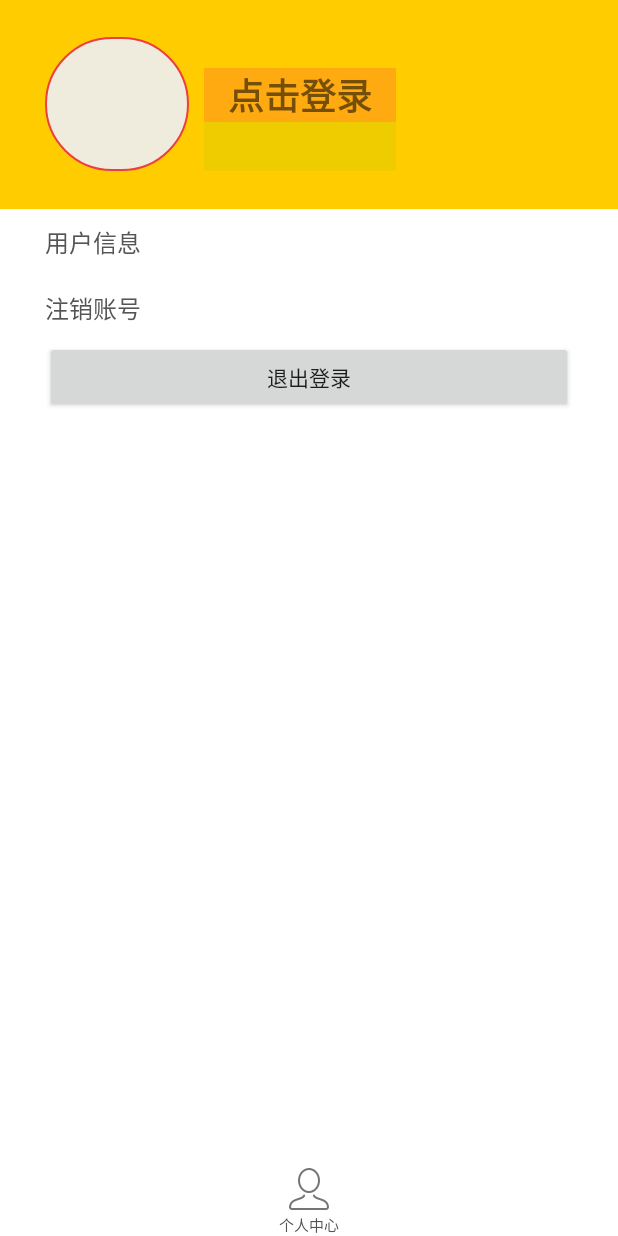
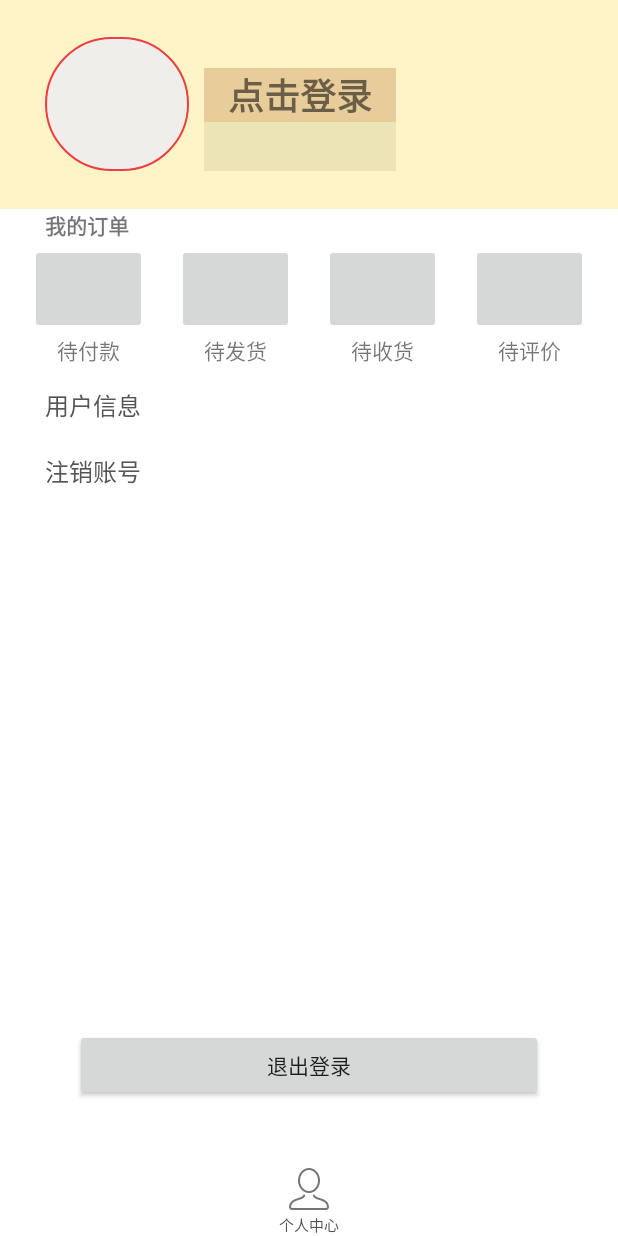
Before and after one commit to ZJtoast/DDTEST, an Android app: the screen it shows after launch (MainActivity), on a phone screen of 412 x 824 dp. Run offline under Robolectric (Android 15) with nearby library versions, the phone set to English and light mode, and no system bars; pictures from the network do not load.

Commit message:
DDTEST------0.3 用户界面添加了全部订单栏

```diff
--- a/app/src/main/java/pers/ervinse/ddmall/MedicineInfoActivity.java
+++ b/app/src/main/java/pers/ervinse/ddmall/MedicineInfoActivity.java
@@ -10,6 +10,7 @@ import android.util.Log;
 import android.view.View;
 import android.widget.Button;
 import android.widget.ImageView;
+import android.widget.ListView;
 import android.widget.ScrollView;
 import android.widget.SimpleAdapter;
 import android.widget.TextView;
@@ -26,6 +27,7 @@ import java.util.Map;
 import java.util.Objects;
 
 import pers.ervinse.ddmall.domain.Medicine;
+import pers.ervinse.ddmall.domain.UserResponse;
 import pers.ervinse.ddmall.utils.OkhttpUtils;
 import pers.ervinse.ddmall.utils.PropertiesUtils;
 
@@ -37,17 +39,30 @@ public class MedicineInfoActivity extends Activity {
     private static final String TAG = MedicineInfoActivity.class.getSimpleName();
     private Medicine medicine;
     private Context mContext;
-
+    private String url = PropertiesUtils.getUrl(mContext);
     //返回按钮,商品图片
     private ImageView medicine_info_back_btn, medicine_image;
     private TextView medicine_name_tv, medicine_price_tv, medicine_description_tv, medicine_location_tv;
     //添加到购物车按钮
     private Button medicine_info_add_cart_btn;
 
+    @Override
+    protected void onRestart() {
+        super.onRestart();
+        setAdapter();
+    }
 
     public List<? extends Map<String, ?>> getlist() {
         ArrayList<HashMap<String, Object>> comments = new ArrayList<>();
-
+        //   String responseJson = null;
+        //  try {
+        //      responseJson = OkhttpUtils.doGet(url + "/暂定");
+        //  } catch (IOException e) {
+        //      Log.i(TAG, "请求药品评论错误");
+        //  }
+        // Log.i(TAG, "登录请求响应json:" + responseJson);
+        //  UserResponse<Boolean> response = gson.fromJson(responseJson, UserResponse.class);
+        //  Log.i(TAG, "登录请求响应解析数据:" + responseJson);
         return comments;
     }
 
@@ -56,7 +71,8 @@ public class MedicineInfoActivity extends Activity {
                 mContext, getlist(), R.layout.item_comment,
                 new String[]{"userName", "Comment"},
                 new int[]{R.id.comment_userName_tv, R.id.comment_tv});
-        ScrollView sv = findViewById(R.id.comment_sv);
+        ListView sv = findViewById(R.id.comment_lv);
+        sv.setAdapter(comment);
     }
 
     /**
--- a/app/src/main/res/layout/activity_medicine_info.xml
+++ b/app/src/main/res/layout/activity_medicine_info.xml
@@ -57,7 +57,9 @@
         android:id="@+id/linearLayout"
         android:layout_width="match_parent"
         android:layout_height="wrap_content"
+        android:layout_marginLeft="10dp"
         android:layout_marginTop="30dp"
+        android:layout_marginRight="10dp"
         android:background="#EFEDED"
         android:orientation="vertical">
 
@@ -109,9 +111,9 @@
         android:id="@+id/medicine_description_tv"
         android:layout_width="match_parent"
         android:layout_height="142dp"
-        android:layout_marginLeft="25dp"
+        android:layout_marginLeft="15dp"
         android:layout_marginTop="30dp"
-        android:layout_marginRight="25dp"
+        android:layout_marginRight="15dp"
         android:background="#E8E8E8"
         android:maxLines="5"
         android:text="这是药品的描述（包括成分、功效、用法、适用人群、使用禁忌）" />
@@ -120,8 +122,9 @@
         android:layout_width="match_parent"
         android:layout_height="wrap_content"
         android:layout_marginLeft="25dp"
-        android:layout_marginTop="30dp"
-        android:layout_marginRight="25dp">
+        android:layout_marginTop="10dp"
+        android:layout_marginRight="25dp"
+        android:layout_marginBottom="10dp">
 
         <ImageView
             android:layout_width="34dp"
@@ -134,6 +137,7 @@
             android:layout_height="wrap_content"
             android:layout_marginLeft="15dp"
             android:layout_marginTop="8dp"
+            android:layout_marginBottom="8dp"
             android:maxLines="2"
             android:text="这里是商家地址：（省、市、县）" />
     </LinearLayout>
@@ -143,6 +147,8 @@
     <LinearLayout
         android:layout_width="match_parent"
         android:layout_height="250dp"
+        android:layout_marginLeft="10dp"
+        android:layout_marginRight="10dp"
         android:background="#EFEFEF"
         android:orientation="vertical">
 
@@ -155,8 +161,8 @@
             android:textSize="24sp"
             android:textStyle="bold" />
 
-        <ScrollView
-            android:id="@+id/comment_sv"
+        <ListView
+            android:id="@+id/comment_lv"
             android:layout_width="match_parent"
             android:layout_height="200dp"
             android:layout_marginTop="5dp"
--- a/app/src/main/res/layout/fragment_user.xml
+++ b/app/src/main/res/layout/fragment_user.xml
@@ -9,13 +9,13 @@
         android:id="@+id/user_bar"
         android:layout_width="match_parent"
         android:layout_height="139dp"
-        android:background="#ffcc00"
+        android:background="#FFF4C8"
         android:orientation="horizontal">
 
         <LinearLayout
             android:layout_width="30dp"
             android:layout_height="match_parent"
-            android:background="#ffcc00"
+            android:background="#fff4c8"
             android:orientation="horizontal" />
 
         <ImageView
@@ -25,7 +25,7 @@
             android:src="@drawable/delete_cart_item_shape" />
 
         <LinearLayout
-            android:layout_width="match_parent"
+            android:layout_width="231dp"
             android:layout_height="194dp"
             android:orientation="vertical">
 
@@ -36,7 +36,7 @@
                 android:layout_marginLeft="10dp"
                 android:layout_marginTop="45dp"
                 android:layout_marginBottom="0dp"
-                android:background="#ffaa11"
+                android:background="#E8CD9B"
                 android:gravity="center"
                 android:orientation="vertical"
                 android:text="点击登录"
@@ -47,9 +47,9 @@
                 android:id="@+id/user_id_tv"
                 android:layout_width="128dp"
                 android:layout_height="wrap_content"
+                android:layout_marginLeft="10dp"
                 android:layout_marginTop="0dp"
-                android:layout_marginLeft="10dp"
-                android:background="#eecc00"
+                android:background="#ECE4B7"
                 android:gravity="center"
                 android:orientation="vertical"
                 android:text=""
@@ -58,6 +58,90 @@
         </LinearLayout>
 
     </LinearLayout>
+
+    <TextView
+        android:layout_width="match_parent"
+        android:layout_height="20dp"
+        android:layout_marginLeft="30dp"
+        android:layout_marginBottom="3dp"
+        android:text="我的订单"
+        android:textStyle="bold" />
+
+    <GridLayout
+        android:layout_width="match_parent"
+        android:layout_height="60dp"
+        android:layout_marginBottom="0dp"
+        android:columnCount="4"
+        android:orientation="horizontal"
+        android:rowCount="1">
+
+        <ImageButton
+            android:layout_height="match_parent"
+            android:layout_columnWeight="3"
+            android:layout_marginLeft="20dp"
+            android:layout_marginRight="10dp" />
+
+        <ImageButton
+            android:layout_height="match_parent"
+            android:layout_columnWeight="3"
+            android:layout_marginLeft="10dp"
+            android:layout_marginRight="10dp" />
+
+        <ImageButton
+            android:layout_height="match_parent"
+            android:layout_columnWeight="3"
+            android:layout_marginLeft="10dp"
+            android:layout_marginRight="10dp" />
+
+        <ImageButton
+            android:layout_height="match_parent"
+            android:layout_columnWeight="3"
+            android:layout_marginLeft="10dp"
+            android:layout_marginRight="20dp" />
+
+    </GridLayout>
+
+    <GridLayout
+        android:layout_width="match_parent"
+        android:layout_height="20dp"
+        android:layout_marginBottom="5dp"
+        android:columnCount="4"
+        android:orientation="horizontal"
+        android:rowCount="1">
+
+        <TextView
+            android:layout_height="match_parent"
+            android:layout_columnWeight="3"
+            android:layout_marginLeft="20dp"
+            android:layout_marginRight="10dp"
+            android:gravity="center"
+            android:text="待付款" />
+
+        <TextView
+            android:layout_height="match_parent"
+            android:layout_columnWeight="3"
+            android:layout_marginLeft="10dp"
+            android:layout_marginRight="10dp"
+            android:gravity="center"
+            android:text="待发货" />
+
+        <TextView
+            android:layout_height="match_parent"
+            android:layout_columnWeight="3"
+            android:layout_marginLeft="10dp"
+            android:layout_marginRight="10dp"
+            android:gravity="center"
+            android:text="待收货" />
+
+        <TextView
+            android:layout_height="match_parent"
+            android:layout_columnWeight="3"
+            android:layout_marginLeft="10dp"
+            android:layout_marginRight="20dp"
+            android:gravity="center"
+            android:text="待评价" />
+
+    </GridLayout>
 
     <LinearLayout
         android:layout_width="match_parent"
@@ -85,12 +169,17 @@
 
     </LinearLayout>
 
+    <LinearLayout
+        android:layout_width="match_parent"
+        android:layout_height="0dp"
+        android:layout_marginBottom="350dp" />
+
     <Button
         android:id="@+id/user_logout_btn"
         android:layout_width="match_parent"
         android:layout_height="wrap_content"
-        android:layout_marginStart="30dp"
-        android:layout_marginEnd="30dp"
+        android:layout_marginStart="50dp"
+        android:layout_marginEnd="50dp"
         android:text="退出登录" />
 
 
--- a/app/src/main/res/layout/item_comment.xml
+++ b/app/src/main/res/layout/item_comment.xml
@@ -8,6 +8,7 @@
         android:layout_width="0dp"
         android:layout_height="match_parent"
         android:layout_weight="7"
+        android:background="#F3F3F3"
         android:orientation="vertical">
 
         <TextView
```
